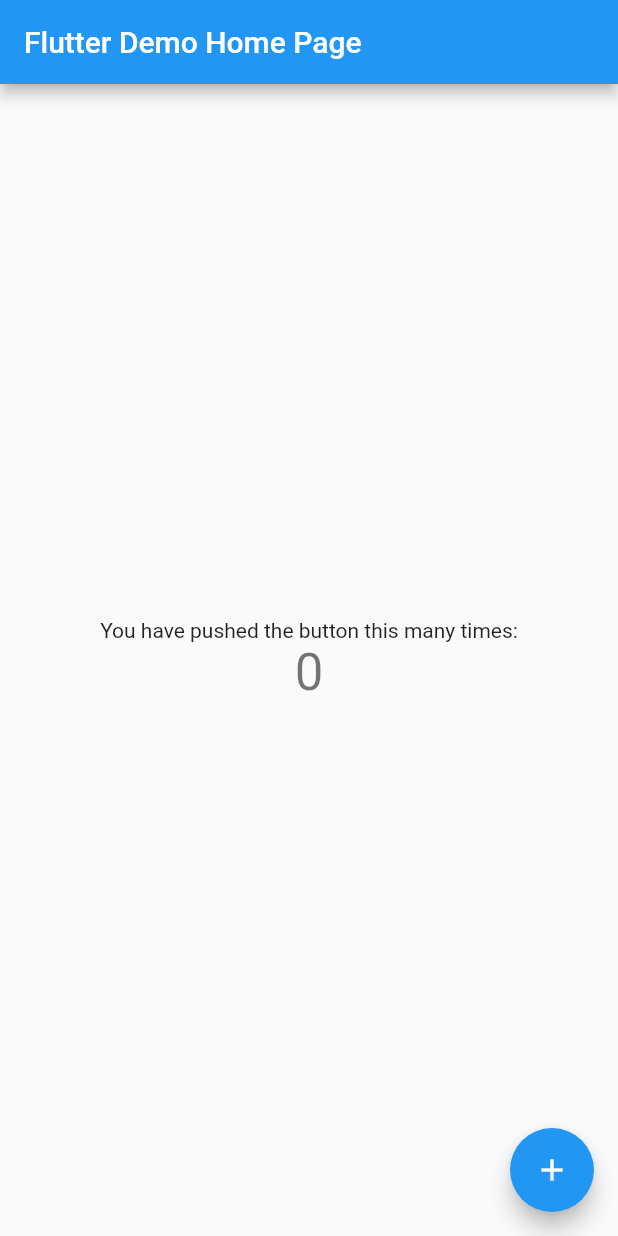
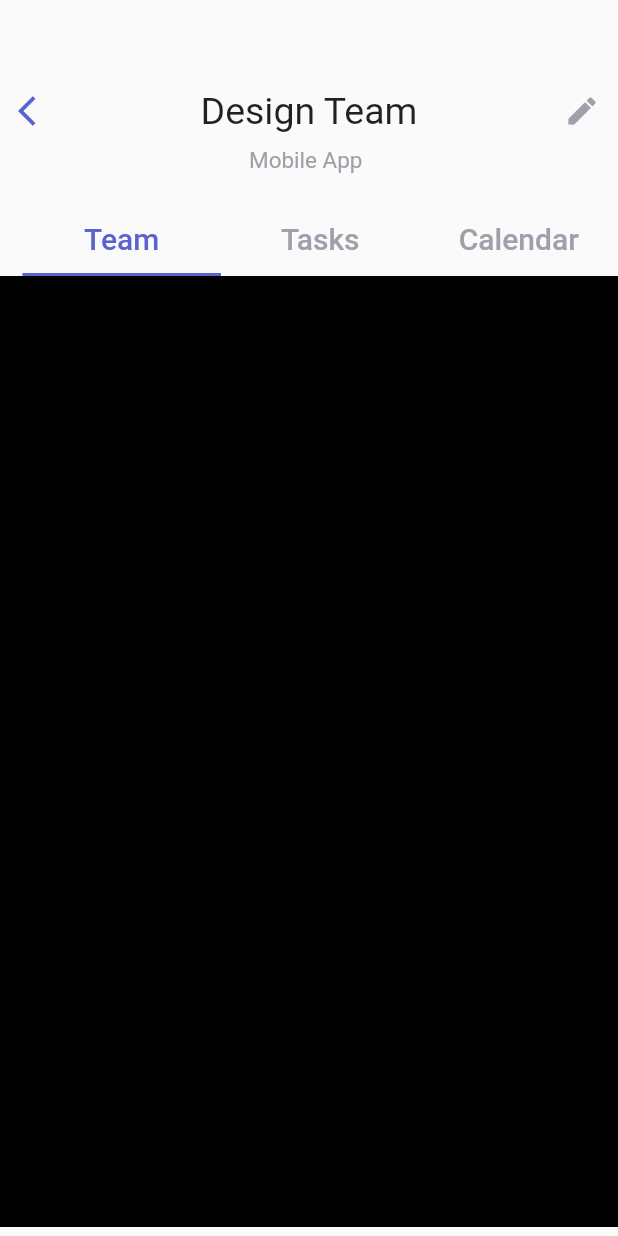
Before and after one commit to saiankit/taskManagerUI, a Flutter app: the screen it shows after launch, on a phone screen of 412 x 824 dp. Run offline on Flutter 3.47's test engine with Material 2 defaults, Android fonts, the phone set to English and light mode, and no system bars; Roboto replaces fonts that are missing (futura).

Commit message:
Added all the files for tabcontrols, header etc.

```diff
--- /dev/null
+++ b/lib/components/custom_tabbar.dart
@@ -0,0 +1,52 @@
+import 'package:flutter/material.dart';
+import '../constants.dart';
+import '../screens/calendar.dart';
+import '../screens/tasks.dart';
+import '../screens/team.dart';
+
+class CustomTabBar extends StatefulWidget {
+  @override
+  _CustomTabBarState createState() => _CustomTabBarState();
+}
+
+class _CustomTabBarState extends State<CustomTabBar> with SingleTickerProviderStateMixin {
+  TabController tabController;
+  @override
+  void initState() {
+    tabController = TabController(vsync: this,length: 3);
+    super.initState();
+  }
+  @override
+  Widget build(BuildContext context) {
+    return Column(
+      children: <Widget>[
+        Padding(
+          padding: EdgeInsets.only(left : 15.0),
+          child: TabBar(
+            controller: tabController,
+            indicatorColor: kpurple,
+            labelColor: kpurple ,
+            unselectedLabelColor: kgrey,
+            isScrollable: false,
+            tabs: <Widget>[
+              Tab(child: Text('Team',style: labelTextStyle(20.0)),),
+              Tab(child: Text('Tasks',style: labelTextStyle(20.0)),),
+              Tab(child: Text('Calendar',style: labelTextStyle(20.0)),)
+            ],
+          ),
+        ),
+      Container(
+        height: MediaQuery.of(context).size.height-190.0,
+        child: TabBarView(
+          controller: tabController,
+          children: <Widget>[
+            Team(),
+            Tasks(),
+            Calendar(),
+          ],
+        ),
+      ),
+      ],
+    );
+  }
+}
--- /dev/null
+++ b/lib/components/header.dart
@@ -0,0 +1,17 @@
+import 'package:flutter/material.dart';
+import '../constants.dart';
+class Header extends StatelessWidget {
+  @override
+  Widget build(BuildContext context) {
+    return Container(
+      child : Row(
+                mainAxisAlignment: MainAxisAlignment.spaceBetween,
+                children: <Widget>[
+                  IconButton(icon: Icon(Icons.arrow_back_ios),onPressed: () {},color: kpurple,),
+                  Text('Design Team',style: labelTextStyle(25.0),),
+                  IconButton(icon: Icon(Icons.edit),onPressed: () {},color: kgrey,),
+                ],
+              ),
+    );
+  }
+}
--- /dev/null
+++ b/lib/constants.dart
@@ -0,0 +1,15 @@
+import 'package:flutter/material.dart';
+//Colors
+  final kwhite = Color(0xFFFFFFFF);
+  final kgrey  = Color(0xFF9FA1AA);
+  final kpurple  = Color(0xFF5A62CE);
+  final kred  = Color(0xFFF45657);
+  final kyellow = Color(0xFFFF921F);
+  final kgreen  = Color(0xFF87C75E);
+  final kdarkblue  = Color(0xFF2D345C);
+
+  TextStyle labelTextStyle(double size) {
+    return TextStyle(
+      fontSize: size,
+      fontFamily: 'futura');
+  }
--- a/lib/main.dart
+++ b/lib/main.dart
@@ -1,117 +1,58 @@
 import 'package:flutter/material.dart';
-
+import 'constants.dart';
+import './components/custom_tabbar.dart';
+import './components/header.dart';
 void main() {
   runApp(MyApp());
 }
 
 class MyApp extends StatelessWidget {
-  // This widget is the root of your application.
   @override
   Widget build(BuildContext context) {
     return MaterialApp(
-      title: 'Flutter Demo',
-      theme: ThemeData(
-        // This is the theme of your application.
-        //
-        // Try running your application with "flutter run". You'll see the
-        // application has a blue toolbar. Then, without quitting the app, try
-        // changing the primarySwatch below to Colors.green and then invoke
-        // "hot reload" (press "r" in the console where you ran "flutter run",
-        // or simply save your changes to "hot reload" in a Flutter IDE).
-        // Notice that the counter didn't reset back to zero; the application
-        // is not restarted.
-        primarySwatch: Colors.blue,
-        // This makes the visual density adapt to the platform that you run
-        // the app on. For desktop platforms, the controls will be smaller and
-        // closer together (more dense) than on mobile platforms.
-        visualDensity: VisualDensity.adaptivePlatformDensity,
-      ),
-      home: MyHomePage(title: 'Flutter Demo Home Page'),
+      title: 'UI Challenge',
+      home: MyHomePage(),
     );
   }
 }
 
 class MyHomePage extends StatefulWidget {
-  MyHomePage({Key key, this.title}) : super(key: key);
-
-  // This widget is the home page of your application. It is stateful, meaning
-  // that it has a State object (defined below) that contains fields that affect
-  // how it looks.
-
-  // This class is the configuration for the state. It holds the values (in this
-  // case the title) provided by the parent (in this case the App widget) and
-  // used by the build method of the State. Fields in a Widget subclass are
-  // always marked "final".
-
-  final String title;
-
   @override
   _MyHomePageState createState() => _MyHomePageState();
 }
 
-class _MyHomePageState extends State<MyHomePage> {
-  int _counter = 0;
-
-  void _incrementCounter() {
-    setState(() {
-      // This call to setState tells the Flutter framework that something has
-      // changed in this State, which causes it to rerun the build method below
-      // so that the display can reflect the updated values. If we changed
-      // _counter without calling setState(), then the build method would not be
-      // called again, and so nothing would appear to happen.
-      _counter++;
-    });
-  }
-
+class _MyHomePageState extends State<MyHomePage> with SingleTickerProviderStateMixin {
   @override
   Widget build(BuildContext context) {
-    // This method is rerun every time setState is called, for instance as done
-    // by the _incrementCounter method above.
-    //
-    // The Flutter framework has been optimized to make rerunning build methods
-    // fast, so that you can just rebuild anything that needs updating rather
-    // than having to individually change instances of widgets.
     return Scaffold(
-      appBar: AppBar(
-        // Here we take the value from the MyHomePage object that was created by
-        // the App.build method, and use it to set our appbar title.
-        title: Text(widget.title),
-      ),
-      body: Center(
-        // Center is a layout widget. It takes a single child and positions it
-        // in the middle of the parent.
+      body: Padding(
+        padding: const EdgeInsets.only(top : 50.0),
         child: Column(
-          // Column is also a layout widget. It takes a list of children and
-          // arranges them vertically. By default, it sizes itself to fit its
-          // children horizontally, and tries to be as tall as its parent.
-          //
-          // Invoke "debug painting" (press "p" in the console, choose the
-          // "Toggle Debug Paint" action from the Flutter Inspector in Android
-          // Studio, or the "Toggle Debug Paint" command in Visual Studio Code)
-          // to see the wireframe for each widget.
-          //
-          // Column has various properties to control how it sizes itself and
-          // how it positions its children. Here we use mainAxisAlignment to
-          // center the children vertically; the main axis here is the vertical
-          // axis because Columns are vertical (the cross axis would be
-          // horizontal).
-          mainAxisAlignment: MainAxisAlignment.center,
           children: <Widget>[
-            Text(
-              'You have pushed the button this many times:',
+            Container(
+              width: MediaQuery.of(context).size.width,
+              child: Header()
             ),
-            Text(
-              '$_counter',
-              style: Theme.of(context).textTheme.headline4,
+            Container(
+              width: MediaQuery.of(context).size.width,
+              child: Row(
+                children: <Widget>[
+                  SizedBox(width: (MediaQuery.of(context).size.width)/2-40.0,),
+                  Text(
+                    'Mobile App',
+                    style: TextStyle(
+                      color: kgrey,
+                      fontSize: 15.0
+                    ),
+                  ),
+                ],
+              ),
             ),
+            SizedBox(height: 20.0,),
+            CustomTabBar(),
           ],
         ),
       ),
-      floatingActionButton: FloatingActionButton(
-        onPressed: _incrementCounter,
-        tooltip: 'Increment',
-        child: Icon(Icons.add),
-      ), // This trailing comma makes auto-formatting nicer for build methods.
     );
   }
 }
--- /dev/null
+++ b/lib/screens/calendar.dart
@@ -0,0 +1,14 @@
+import 'package:flutter/material.dart';
+class Calendar extends StatefulWidget {
+  @override
+  _CalendarState createState() => _CalendarState();
+}
+
+class _CalendarState extends State<Calendar> {
+  @override
+  Widget build(BuildContext context) {
+    return Container(
+      child: Container(color: Colors.blue,),
+    );
+  }
+}
--- /dev/null
+++ b/lib/screens/tasks.dart
@@ -0,0 +1,14 @@
+import 'package:flutter/material.dart';
+class Tasks extends StatefulWidget {
+  @override
+  _TasksState createState() => _TasksState();
+}
+
+class _TasksState extends State<Tasks> {
+  @override
+  Widget build(BuildContext context) {
+    return Container(
+      child: Container(color: Colors.red,),
+    );
+  }
+}
--- /dev/null
+++ b/lib/screens/team.dart
@@ -0,0 +1,14 @@
+import 'package:flutter/material.dart';
+class Team extends StatefulWidget {
+  @override
+  _TeamState createState() => _TeamState();
+}
+
+class _TeamState extends State<Team> {
+  @override
+  Widget build(BuildContext context) {
+    return Container(
+      child: Container(color: Colors.black,),
+    );
+  }
+}
```
